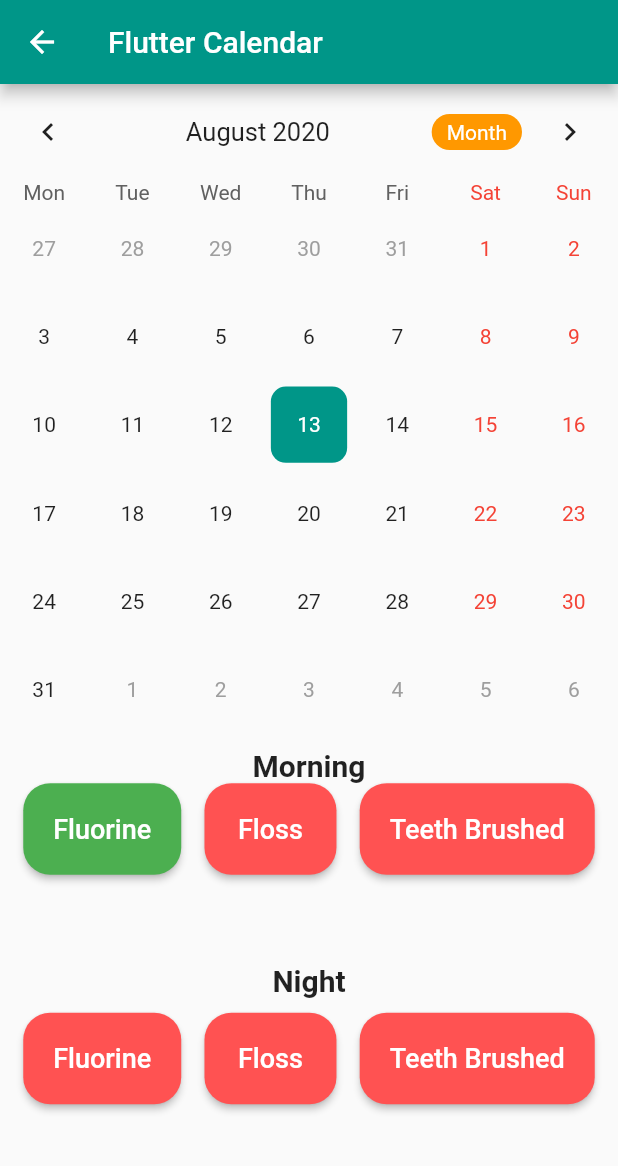
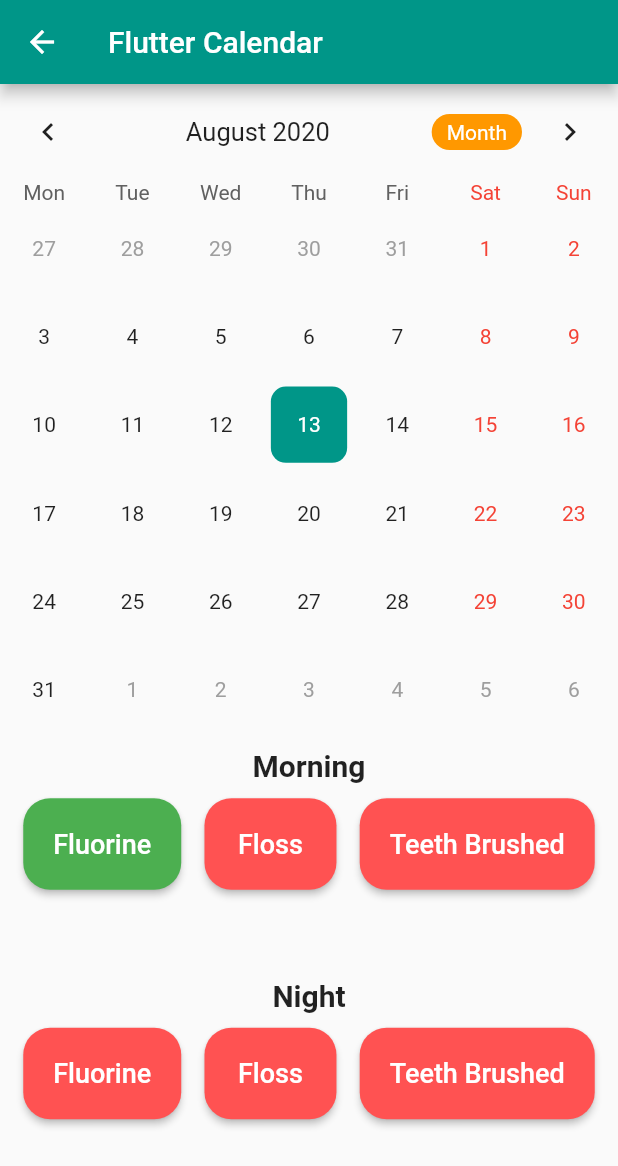
Before and after one commit to Gatai/AngryDentist, a Flutter app: the TableCalendarWidget screen opened directly, after a tap on "Fluorine", on a phone screen of 412 x 824 dp. Shown: the top 1166 px of the screen. Run offline on Flutter 3.47's test engine with Material 2 defaults, Android fonts, the phone set to English and light mode, and no system bars; drawn by our look-alikes of table_calendar; our stand-ins replace cloud_firestore, firebase_auth, firebase_database, fluttertoast; accounts and stored records are empty.

Commit message:
cant update the home page

```diff
--- a/lib/main.dart
+++ b/lib/main.dart
@@ -8,6 +8,7 @@ void main() => runApp(MyApp());
 
 class MyApp extends StatelessWidget {
   // This widget is the root of your application.
+
   @override
   Widget build(BuildContext context) {
     return StreamProvider<Activity>.value(
@@ -15,6 +16,7 @@ class MyApp extends StatelessWidget {
       child: MaterialApp(
         debugShowCheckedModeBanner: false,
         home: Wrapper(),
+
       ),
     );
   }
--- a/lib/screens/home/home.dart
+++ b/lib/screens/home/home.dart
@@ -23,6 +23,7 @@ class _HomeState extends State<Home> {
   @override
   Widget build(BuildContext context) {
     //Om det finns en inloggad user kommer variabeln att få informationen
+
     currentUser = Provider.of<Activity>(context);
     // marcus tandtroll ID: m4n1afnoP1hK2ST1d5KCfC6xAez2
     final AuthService _auth = AuthService();
@@ -31,11 +32,9 @@ class _HomeState extends State<Home> {
 
     return MaterialApp(
       debugShowCheckedModeBanner: false,
-      theme:
-          ThemeData.light().copyWith(scaffoldBackgroundColor: Colors.white),
-          // ThemeData.dark().copyWith(scaffoldBackgroundColor: Colors.blueAccent),
+      theme: ThemeData.light().copyWith(scaffoldBackgroundColor: Colors.white),
       home: Scaffold(
-      drawer: SideBarWidget(),
+        drawer: SideBarWidget(),
         appBar: AppBar(
           title: Text(
             title,
--- a/lib/widgets/buttonsWidget.dart
+++ b/lib/widgets/buttonsWidget.dart
@@ -1,5 +1,7 @@
 import 'package:AngryDentist/models/activity.dart';
+import 'package:AngryDentist/screens/home/home.dart';
 import 'package:AngryDentist/utilities/activities.dart';
+import 'package:AngryDentist/widgets/tableCalendarWidget.dart';
 import 'package:cloud_firestore/cloud_firestore.dart';
 import 'package:flutter/material.dart';
 import 'package:intl/intl.dart';
@@ -77,6 +79,23 @@ class _ButtonsWidgetState extends State<ButtonsWidget> {
                   pressAttentionFluorine,
                   pressAttentionFloss,
                   dateTime);
+
+/*
+Dessa har jag testat
+              Navigator.push(
+                context,
+                MaterialPageRoute(builder: (context) => Home()),
+              ).then((value) => setState(() {}));
+
+              Navigator.push(context,
+                  MaterialPageRoute(builder: (BuildContext context) => Home()));
+              Navigator.of(context)
+                  .push(new MaterialPageRoute<String>(
+                      builder: (BuildContext context) => Home()))
+                  .then((String value) {
+                print(value);
+              });
+*/
             },
           ),
           RaisedButton(
--- a/lib/widgets/tableCalendarWidget.dart
+++ b/lib/widgets/tableCalendarWidget.dart
@@ -52,7 +52,6 @@ class _TableCalendarWidgetState extends State<TableCalendarWidget> {
               calendarStyle: CalendarStyle(
                   todayColor: Colors.orange,
                   selectedColor: Colors.teal,
-                  //selectedColor: Theme.of(context).primaryColor,
                   todayStyle: TextStyle(
                       fontWeight: FontWeight.bold,
                       fontSize: 18.0,
@@ -78,7 +77,6 @@ class _TableCalendarWidgetState extends State<TableCalendarWidget> {
                     alignment: Alignment.center,
                     decoration: BoxDecoration(
                         color: Colors.teal,
-                        //color: Theme.of(context).primaryColor,
                         borderRadius: BorderRadius.circular(10.0)),
                     child: Text(
                       date.day.toString(),
@@ -108,6 +106,11 @@ class _TableCalendarWidgetState extends State<TableCalendarWidget> {
                 fontSize: 20.0,
               ),
             ),
+
+            Padding(
+              padding: paddingBelow,
+            ),
+
             ButtonsWidget(isMorning: true, dateTime: dateTime),
             Text(
               "Night",
```
